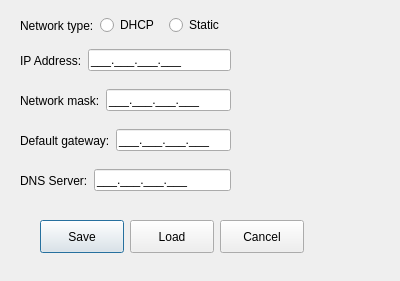
Qt form devicesettings.ui (thedjnK/eHealth-QtUploader) before a commit.
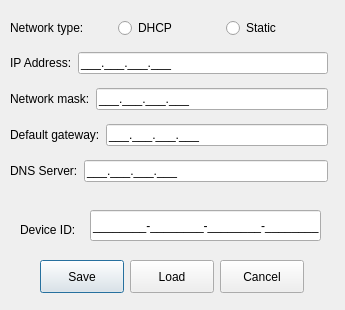
The same form after that commit.

The edit to the form file:
```diff
--- a/devicesettings.ui
+++ b/devicesettings.ui
@@ -6,22 +6,92 @@
    <rect>
     <x>0</x>
     <y>0</y>
-    <width>400</width>
-    <height>281</height>
+    <width>345</width>
+    <height>310</height>
    </rect>
   </property>
   <property name="windowTitle">
    <string>Dialog</string>
   </property>
-  <widget class="QWidget" name="horizontalLayoutWidget">
+  <widget class="QPushButton" name="btn_Save">
+   <property name="geometry">
+    <rect>
+     <x>40</x>
+     <y>260</y>
+     <width>84</width>
+     <height>33</height>
+    </rect>
+   </property>
+   <property name="text">
+    <string>Save</string>
+   </property>
+  </widget>
+  <widget class="QPushButton" name="btn_Cancel">
+   <property name="geometry">
+    <rect>
+     <x>220</x>
+     <y>260</y>
+     <width>84</width>
+     <height>33</height>
+    </rect>
+   </property>
+   <property name="text">
+    <string>Cancel</string>
+   </property>
+  </widget>
+  <widget class="QPushButton" name="btn_Load">
+   <property name="geometry">
+    <rect>
+     <x>130</x>
+     <y>260</y>
+     <width>84</width>
+     <height>33</height>
+    </rect>
+   </property>
+   <property name="text">
+    <string>Load</string>
+   </property>
+  </widget>
+  <widget class="QLabel" name="label_6">
    <property name="geometry">
     <rect>
      <x>20</x>
-     <y>10</y>
-     <width>211</width>
+     <y>210</y>
+     <width>71</width>
+     <height>39</height>
+    </rect>
+   </property>
+   <property name="text">
+    <string>Device ID:</string>
+   </property>
+  </widget>
+  <widget class="QLineEdit" name="edit_DevID">
+   <property name="geometry">
+    <rect>
+     <x>90</x>
+     <y>210</y>
+     <width>231</width>
      <height>31</height>
     </rect>
    </property>
+   <property name="inputMask">
+    <string>NNNNNNNN-NNNNNNNN-NNNNNNNN-NNNNNNNN;_</string>
+   </property>
+  </widget>
+  <widget class="QWidget" name="verticalLayoutWidget">
+   <property name="geometry">
+    <rect>
+     <x>10</x>
+     <y>10</y>
+     <width>318</width>
+     <height>185</height>
+    </rect>
+   </property>
+   <layout class="QVBoxLayout" name="verticalLayout">
+    <property name="bottomMargin">
+     <number>0</number>
+    </property>
+    <item>
    <layout class="QHBoxLayout" name="horizontalLayout">
     <item>
      <widget class="QLabel" name="label">
@@ -45,16 +115,8 @@
      </widget>
     </item>
    </layout>
-  </widget>
-  <widget class="QWidget" name="horizontalLayoutWidget_2">
-   <property name="geometry">
-    <rect>
-     <x>20</x>
-     <y>40</y>
-     <width>211</width>
-     <height>41</height>
-    </rect>
-   </property>
+    </item>
+    <item>
    <layout class="QHBoxLayout" name="horizontalLayout_2">
     <item>
      <widget class="QLabel" name="label_2">
@@ -71,42 +133,8 @@
      </widget>
     </item>
    </layout>
-  </widget>
-  <widget class="QWidget" name="horizontalLayoutWidget_3">
-   <property name="geometry">
-    <rect>
-     <x>20</x>
-     <y>120</y>
-     <width>211</width>
-     <height>41</height>
-    </rect>
-   </property>
-   <layout class="QHBoxLayout" name="horizontalLayout_3">
-    <item>
-     <widget class="QLabel" name="label_4">
-      <property name="text">
-       <string>Default gateway:</string>
-      </property>
-     </widget>
     </item>
     <item>
-     <widget class="QLineEdit" name="lineEdit_4">
-      <property name="inputMask">
-       <string>000.000.000.000;_</string>
-      </property>
-     </widget>
-    </item>
-   </layout>
-  </widget>
-  <widget class="QWidget" name="horizontalLayoutWidget_4">
-   <property name="geometry">
-    <rect>
-     <x>20</x>
-     <y>80</y>
-     <width>211</width>
-     <height>41</height>
-    </rect>
-   </property>
    <layout class="QHBoxLayout" name="horizontalLayout_4">
     <item>
      <widget class="QLabel" name="label_3">
@@ -123,16 +151,26 @@
      </widget>
     </item>
    </layout>
-  </widget>
-  <widget class="QWidget" name="horizontalLayoutWidget_5">
-   <property name="geometry">
-    <rect>
-     <x>20</x>
-     <y>160</y>
-     <width>211</width>
-     <height>41</height>
-    </rect>
-   </property>
+    </item>
+    <item>
+     <layout class="QHBoxLayout" name="horizontalLayout_3">
+      <item>
+       <widget class="QLabel" name="label_4">
+        <property name="text">
+         <string>Default gateway:</string>
+        </property>
+       </widget>
+      </item>
+      <item>
+       <widget class="QLineEdit" name="lineEdit_4">
+        <property name="inputMask">
+         <string>000.000.000.000;_</string>
+        </property>
+       </widget>
+      </item>
+     </layout>
+    </item>
+    <item>
    <layout class="QHBoxLayout" name="horizontalLayout_5">
     <item>
      <widget class="QLabel" name="label_5">
@@ -149,45 +187,8 @@
      </widget>
     </item>
    </layout>
-  </widget>
-  <widget class="QPushButton" name="btn_Save">
-   <property name="geometry">
-    <rect>
-     <x>40</x>
-     <y>220</y>
-     <width>84</width>
-     <height>33</height>
-    </rect>
-   </property>
-   <property name="text">
-    <string>Save</string>
-   </property>
-  </widget>
-  <widget class="QPushButton" name="btn_Cancel">
-   <property name="geometry">
-    <rect>
-     <x>220</x>
-     <y>220</y>
-     <width>84</width>
-     <height>33</height>
-    </rect>
-   </property>
-   <property name="text">
-    <string>Cancel</string>
-   </property>
-  </widget>
-  <widget class="QPushButton" name="btn_Load">
-   <property name="geometry">
-    <rect>
-     <x>130</x>
-     <y>220</y>
-     <width>84</width>
-     <height>33</height>
-    </rect>
-   </property>
-   <property name="text">
-    <string>Load</string>
-   </property>
+    </item>
+   </layout>
   </widget>
  </widget>
  <tabstops>
```
Lines whose indentation alone changed are shown as unchanged.
